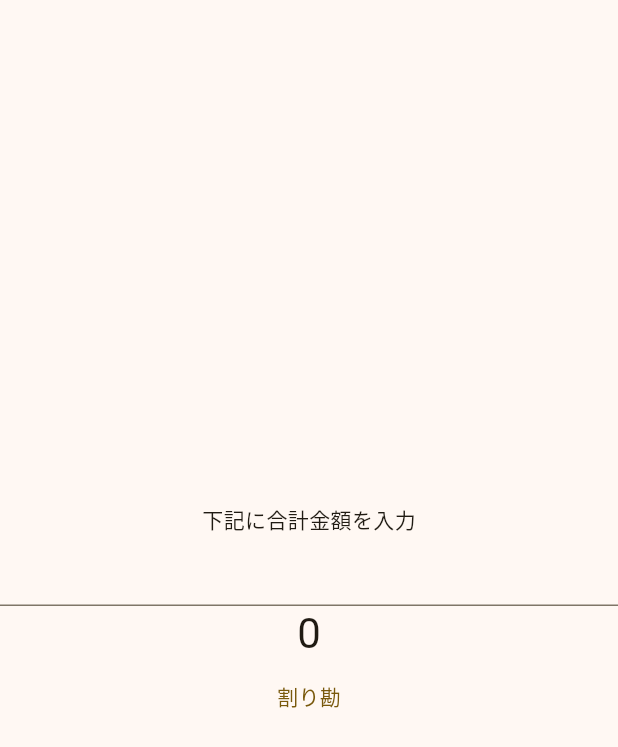
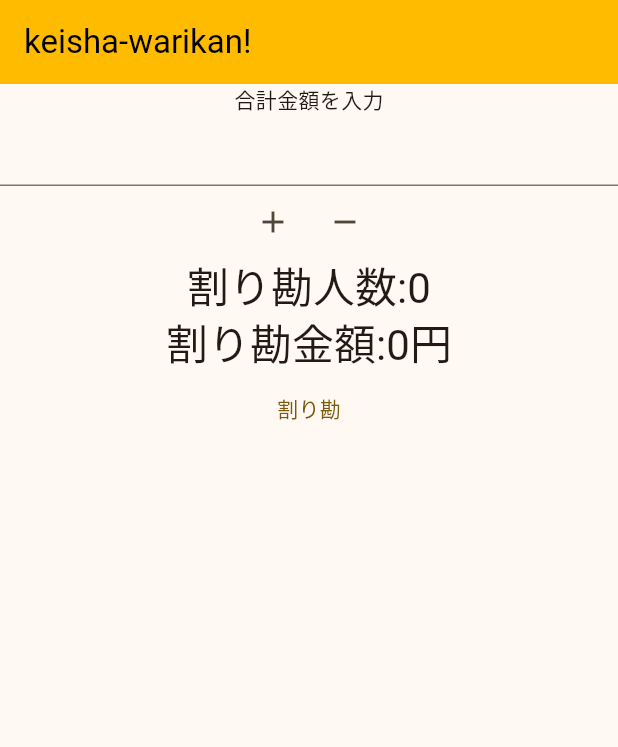
Before and after one commit to seedri/keisha_warikan, a Flutter app: the screen it shows after launch, on a phone screen of 412 x 824 dp. Shown: the top 747 px of the screen. Run offline on Flutter 3.47's test engine with Material 3 defaults, Android fonts, the phone set to English and light mode, and no system bars; our stand-ins replace hooks_riverpod, riverpod_annotation; generated files the repository leaves out were written again.

Commit message:
warikan
人数の増減ボタンを実装
割り勘結果を表示

```diff
--- a/lib/main.dart
+++ b/lib/main.dart
@@ -18,10 +18,17 @@ class MyApp extends StatelessWidget {
           colorScheme:
               ColorScheme.fromSeed(seedColor: Color.fromARGB(255, 255, 187, 0)),
           useMaterial3: true,
+          appBarTheme: AppBarTheme(
+            backgroundColor: Color.fromARGB(255, 255, 187, 0), // AppBarの背景色を設定
+            foregroundColor: Colors.black, // AppBarの前景色を設定（アイコンやテキストの色）
+          ),
         ),
         home: Scaffold(
+            appBar: AppBar(
+              title: Text('keisha-warikan!'),
+            ),
             body: Center(
-          child: MainPage(),
-        )));
+              child: MainPage(),
+            )));
   }
 }
--- a/lib/models/total.dart
+++ b/lib/models/total.dart
@@ -16,4 +16,8 @@ class totalNotifier extends _$totalNotifier {
     if (state % 2 == 1) state++;
     state = state ~/ 2;
   }
+
+  void warikan(int attendance) {
+    state = state ~/ attendance;
+  }
 }
--- a/lib/views/main_page.dart
+++ b/lib/views/main_page.dart
@@ -1,6 +1,7 @@
 import 'package:flutter/material.dart';
 import 'package:flutter/services.dart';
 import 'package:hooks_riverpod/hooks_riverpod.dart';
+import 'package:keisha_warikan/models/attendance.dart';
 import 'package:keisha_warikan/models/total.dart';
 
 class MainPage extends ConsumerWidget {
@@ -10,10 +11,11 @@ class MainPage extends ConsumerWidget {
   Widget build(BuildContext context, WidgetRef ref) {
     int _kingaku = 0;
     final total = ref.watch(totalNotifierProvider);
+    final attendance = ref.watch(attendanceNotifierProvider);
     return Column(
-      mainAxisAlignment: MainAxisAlignment.center,
+      mainAxisAlignment: MainAxisAlignment.start,
       children: <Widget>[
-        Text('下記に合計金額を入力'),
+        Text('合計金額を入力'),
         TextField(
           onChanged: (value) {
             _kingaku = int.parse(value);
@@ -21,15 +23,38 @@ class MainPage extends ConsumerWidget {
           keyboardType: TextInputType.number,
           inputFormatters: [FilteringTextInputFormatter.digitsOnly],
         ),
+        Row(
+          mainAxisAlignment: MainAxisAlignment.center,
+          children: [
+            IconButton(
+                onPressed: () {
+                  final notifier =
+                      ref.read(attendanceNotifierProvider.notifier);
+                  notifier.increment();
+                },
+                icon: const Icon(Icons.add)),
+            IconButton(
+                onPressed: () {
+                  final notifier =
+                      ref.read(attendanceNotifierProvider.notifier);
+                  notifier.decrement();
+                },
+                icon: Icon(Icons.remove))
+          ],
+        ),
         Text(
-          '$total',
+          '割り勘人数:$attendance',
+          style: Theme.of(context).textTheme.headlineMedium,
+        ),
+        Text(
+          '割り勘金額:$total円',
           style: Theme.of(context).textTheme.headlineMedium,
         ),
         TextButton(
             onPressed: () {
               final notifier = ref.read(totalNotifierProvider.notifier);
               notifier.updateTotal(_kingaku);
-              notifier.divideTwo();
+              notifier.warikan(attendance);
             },
             child: Text("割り勘"))
       ],
```
Also changed, not shown: lib/models/attendance.dart (added, +16 -0 lines), lib/models/attendance.g.dart.
